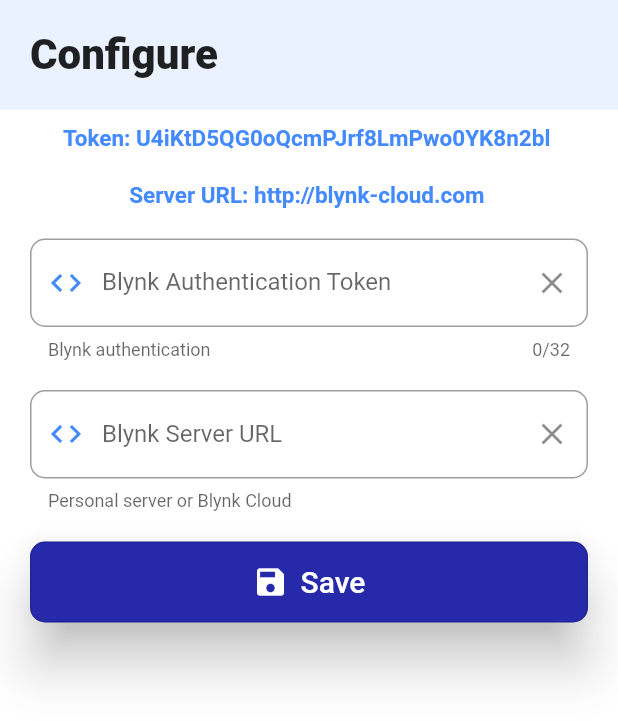
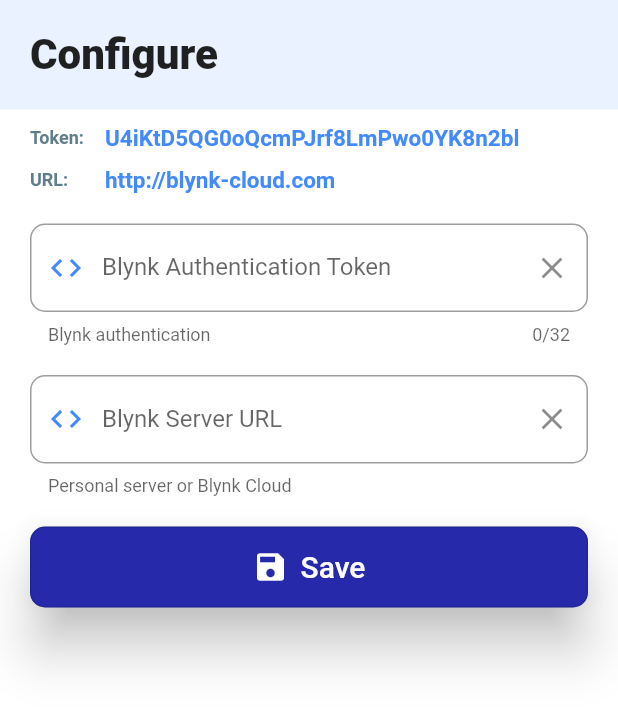
Before and after one commit to sumanbaul/homeate, a Flutter app: the ConfigurePage screen opened directly, on a phone screen of 412 x 824 dp. Shown: the top 721 px of the screen. Run offline on Flutter 3.47's test engine with Material 2 defaults, Android fonts, the phone set to English and light mode, and no system bars; our stand-ins replace bloc, flutter_bloc, rxdart, sqflite; accounts and stored records are empty; network calls fail.

Commit message:
Configure Page Label changes, tap animation in Sidebar

```diff
--- a/lib/main.dart
+++ b/lib/main.dart
@@ -14,8 +14,9 @@ class MyApp extends StatelessWidget {
       theme: ThemeData(
         //primarySwatch: Colors.blue,
         scaffoldBackgroundColor: Colors.white,
-        primaryColor: Colors.amberAccent,
-        primaryColorBrightness: Brightness.dark,
+        primaryColorDark: Colors.blue,
+        primaryColor: Colors.blue,
+        primaryColorBrightness: Brightness.light,
         brightness: Brightness.light,
       ),
       home: SpashScreen(),
--- a/lib/pages/configurepage.dart
+++ b/lib/pages/configurepage.dart
@@ -109,35 +109,37 @@ class _ConfigurePageState extends State<ConfigurePage> {
                 crossAxisAlignment: CrossAxisAlignment.center,
               ),
               Container(
-                child: Center(
                 child: Column(
                   children: <Widget>[
+                    Row(
+                      children: <Widget>[
                         Container(
-                        padding: EdgeInsets.fromLTRB(20, 10, 20, 10),
+                          padding: EdgeInsets.fromLTRB(20, 10, 0, 10),
+                          width: 70.0,
+                          child: new Theme(
+                            data: new ThemeData(
+                              primaryColor: Colors.blueGrey,
+                              primaryColorDark: Color(0xFF262AAA),
+                            ),
+                            child: SelectableText(
+                              "Token:",
+                              textAlign: TextAlign.left,
+                              style: TextStyle(
+                                  color: Colors.blueGrey,
+                                  fontSize: 12.0,
+                                  fontWeight: FontWeight.bold),
+                            ),
+                          ),
+                        ),
+                        Container(
+                          padding: EdgeInsets.fromLTRB(0, 10, 0, 10),
                           child: new Theme(
                             data: new ThemeData(
                               primaryColor: Color(0xFF1BB5FD),
                               primaryColorDark: Color(0xFF262AAA),
                             ),
                             child: SelectableText(
-                            "Token: $_authToken",
-                            textAlign: TextAlign.left,
-                            style: TextStyle(
-                                color: Colors.blueAccent,
-                                fontSize: 15.0,
-                                fontWeight: FontWeight.bold),
-                          ),
-                        ),
-                      ),
-                      Container(
-                        padding: EdgeInsets.fromLTRB(20, 10, 20, 10),
-                        child: new Theme(
-                          data: new ThemeData(
-                            primaryColor: Color(0xFF1BB5FD),
-                            primaryColorDark: Color(0xFF262AAA),
-                          ),
-                          child: SelectableText(
-                            "Server URL: $_serverUrl",
+                              "$_authToken",
                               textAlign: TextAlign.left,
                               style: TextStyle(
                                   color: Colors.blueAccent,
@@ -148,6 +150,46 @@ class _ConfigurePageState extends State<ConfigurePage> {
                         ),
                       ],
                     ),
+                    Row(
+                      children: <Widget>[
+                        Container(
+                          padding: EdgeInsets.fromLTRB(20, 0, 0, 10),
+                          width: 70.0,
+                          child: new Theme(
+                            data: new ThemeData(
+                              primaryColor: Colors.blueGrey,
+                              primaryColorDark: Color(0xFF262AAA),
+                            ),
+                            child: SelectableText(
+                              "URL:",
+                              textAlign: TextAlign.left,
+                              style: TextStyle(
+                                  color: Colors.blueGrey,
+                                  fontSize: 12.0,
+                                  fontWeight: FontWeight.bold),
+                            ),
+                          ),
+                        ),
+                        Container(
+                          padding: EdgeInsets.fromLTRB(0, 0, 0, 10),
+                          child: new Theme(
+                            data: new ThemeData(
+                              primaryColor: Color(0xFF1BB5FD),
+                              primaryColorDark: Color(0xFF262AAA),
+                            ),
+                            child: SelectableText(
+                              "$_serverUrl",
+                              textAlign: TextAlign.left,
+                              style: TextStyle(
+                                  color: Colors.blueAccent,
+                                  fontSize: 15.0,
+                                  fontWeight: FontWeight.bold),
+                            ),
+                          ),
+                        ),
+                      ],
+                    ),
+                  ],
                 ),
               ),
               Container(
--- a/lib/sidebar/sidebar.dart
+++ b/lib/sidebar/sidebar.dart
@@ -123,6 +123,7 @@ class _SideBarState extends State<SideBar>
                           BlocProvider.of<NavigationBloc>(context)
                               .add(NavigationEvents.HomePageClickedEvent);
                         },
+
                       ),
                       MenuItem(
                         icon: Icons.account_circle,
```
Also changed, not shown: lib/helper/backExit.dart (added, +22 -0 lines), lib/pages/homepage.dart (+30 -1 lines), lib/sidebar/menu_item.dart (+9 -2 lines), lib/widget/btnWidget.dart (+2 -6 lines), 1 other file. Lines whose indentation alone changed are shown as unchanged.
